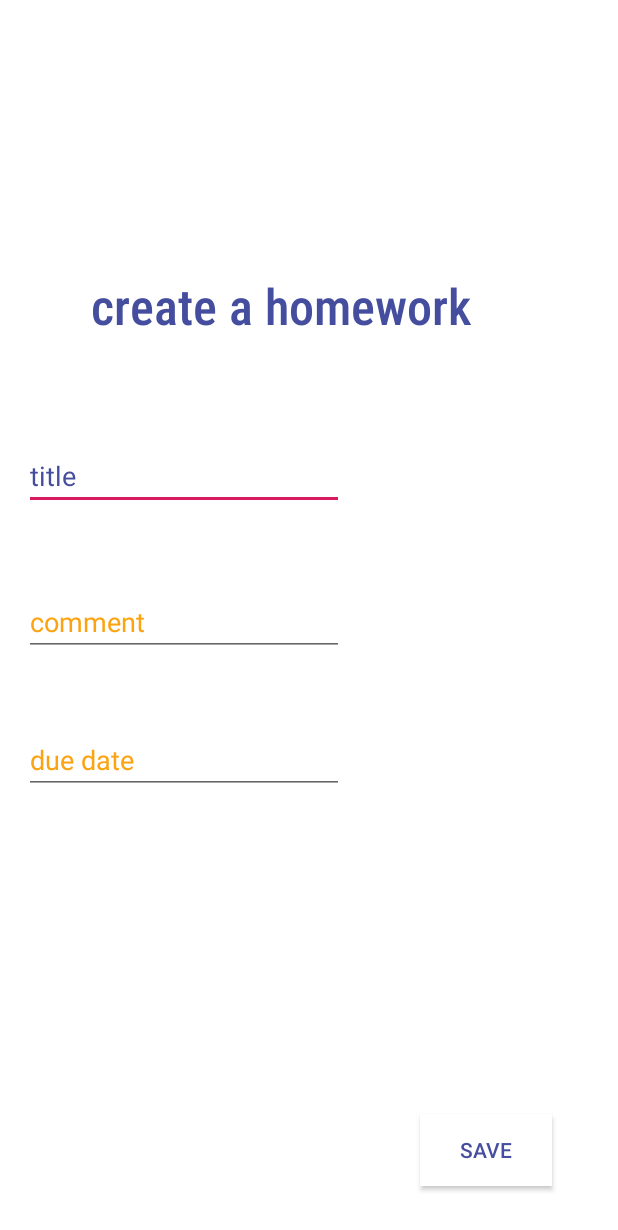
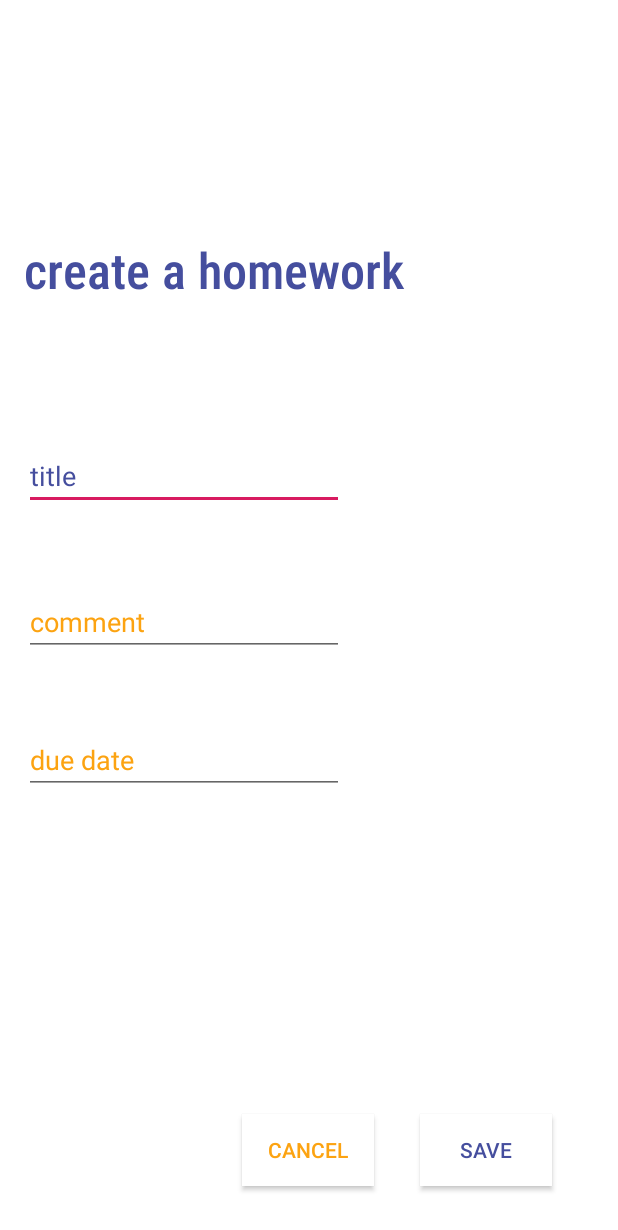
Before and after one commit to Konradstorcks/homework, an Android app: the Activity2 screen opened directly, with no data from a screen before it, on a phone screen of 412 x 824 dp. Shown: the top 1230 px of the screen. Run offline under Robolectric (Android 15) with nearby library versions, the phone set to English and light mode, and no system bars; Roboto replaces fonts that are not available here.

Commit message:
initial commit

```diff
--- a/app/src/main/java/com/example/myapplication/Activity2.java
+++ b/app/src/main/java/com/example/myapplication/Activity2.java
@@ -70,7 +70,28 @@ public class Activity2 extends AppCompatActivity {
             }
 
 
+
+
+
+
         } )  ;
+
+        Button cancelbtn = findViewById(R.id.cancel);
+
+        cancelbtn.setOnClickListener(new View.OnClickListener() {
+            public void onClick(View v) {
+                System.out.println("Button Clicked");
+
+                Intent MainActivityIntent = new Intent(getApplicationContext(), MainActivity.class);
+                startActivity(MainActivityIntent);
+
+            }
+        });
+
+
+
+
+
     }
 
     private void initializeDateInput(){
@@ -105,4 +126,16 @@ public class Activity2 extends AppCompatActivity {
 
         dateInput.setText(sdf.format(myCalendar.getTime()));
     }
+
+
+
+
+
+
+
+
+
+
+
+
 }
--- a/app/src/main/res/layout/activity_2.xml
+++ b/app/src/main/res/layout/activity_2.xml
@@ -6,6 +6,30 @@
     android:layout_height="match_parent"
     android:background="@android:color/white"
     tools:context=".Activity2">
+
+    <Button
+        android:id="@+id/cancel"
+        android:layout_width="wrap_content"
+        android:layout_height="wrap_content"
+        android:layout_alignParentEnd="true"
+        android:layout_alignParentRight="true"
+        android:layout_alignParentBottom="true"
+        android:layout_marginStart="8dp"
+        android:layout_marginLeft="8dp"
+        android:layout_marginTop="8dp"
+        android:layout_marginEnd="44dp"
+        android:layout_marginRight="44dp"
+        android:layout_marginBottom="8dp"
+        android:background="@android:color/white"
+        android:text="cancel"
+        android:textColor="#fca311"
+        android:visibility="visible"
+        app:layout_constraintBottom_toBottomOf="parent"
+        app:layout_constraintEnd_toEndOf="parent"
+        app:layout_constraintHorizontal_bias="0.564"
+        app:layout_constraintStart_toStartOf="parent"
+        app:layout_constraintTop_toTopOf="parent"
+        app:layout_constraintVertical_bias="0.967" />
 
     <EditText
         android:id="@+id/title"
@@ -104,7 +128,7 @@
         android:layout_marginLeft="8dp"
         android:layout_marginEnd="8dp"
         android:layout_marginRight="8dp"
-        android:layout_marginBottom="28dp"
+        android:layout_marginBottom="52dp"
         android:background="#00206AB9"
         android:text="create a homework"
         android:textAllCaps="false"
@@ -113,6 +137,7 @@
         app:fontFamily="sans-serif-condensed-medium"
         app:layout_constraintBottom_toTopOf="@+id/title"
         app:layout_constraintEnd_toEndOf="parent"
+        app:layout_constraintHorizontal_bias="0.076"
         app:layout_constraintStart_toStartOf="parent" />
 
 </android.support.constraint.ConstraintLayout>
```
